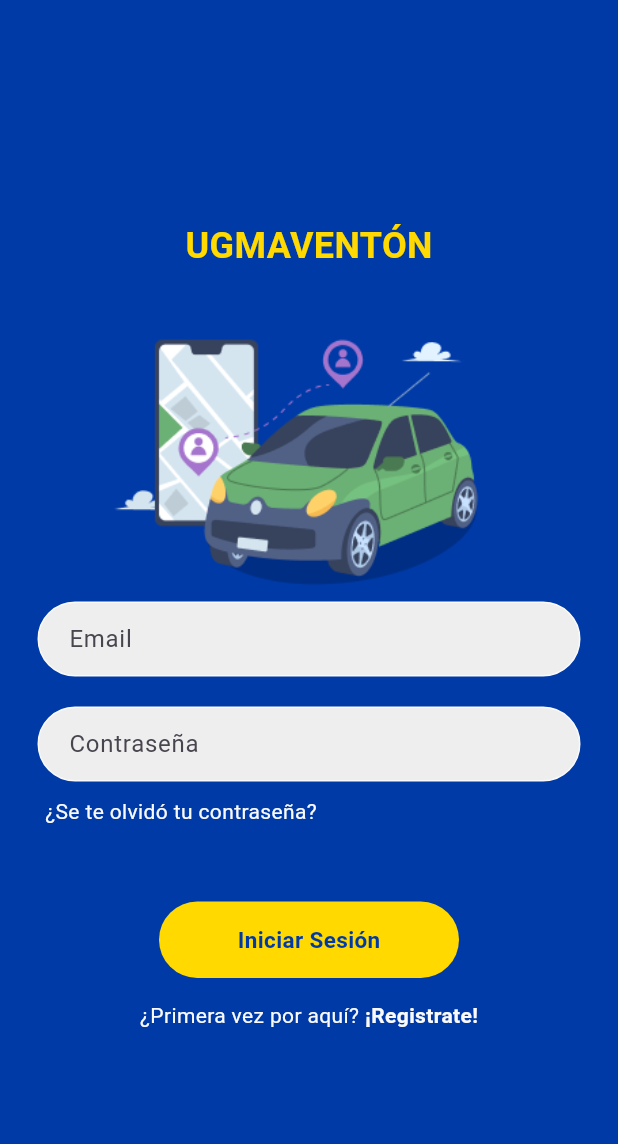
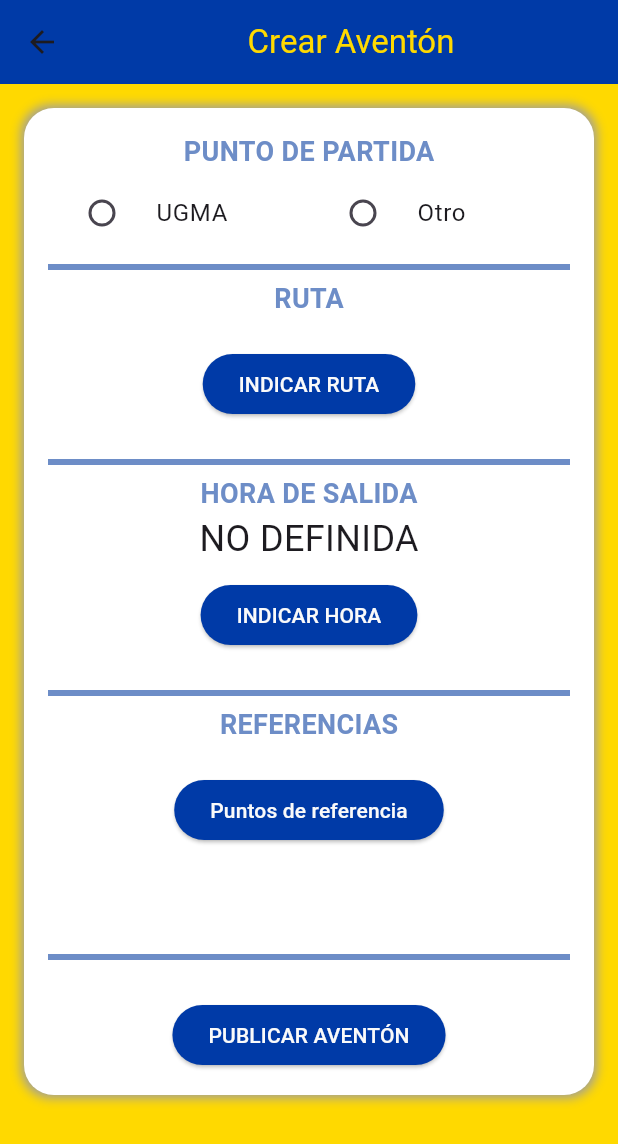
Before and after one commit to JoseL2119/ugmaventon-, a Flutter app: the screen it shows after launch, on a phone screen of 412 x 824 dp. Shown: the top 1144 px of the screen. Run offline on Flutter 3.47's test engine with Material 3 defaults, Android fonts, the phone set to English and light mode, and no system bars; our stand-ins replace cloud_firestore, firebase_auth, firebase_core, flutter_hooks, image_picker; missing offline and left inert: flutter_osm_plugin, pointer_interceptor; accounts and stored records are empty.

Commit message:
Create Travel Page added

```diff
--- /dev/null
+++ b/lib/pages/create_travel.dart
@@ -0,0 +1,308 @@
+import 'package:flutter/material.dart';
+
+
+class CreateTravel extends StatefulWidget {
+  const CreateTravel({Key? key}) : super(key: key);
+
+  @override
+  State<CreateTravel> createState() => _CreateTravelPageState();
+}
+
+class _CreateTravelPageState extends State<CreateTravel> {
+  TimeOfDay? _selectedTime;
+  List<String> _selectedReferences = [];
+
+  void _pickTime() async {
+    final TimeOfDay? picked = await showTimePicker(
+      cancelText: 'Regresar',
+      confirmText: 'Aceptar',
+      context: context,
+      initialTime: TimeOfDay.now(),
+      builder: (BuildContext context, Widget? child) {
+        return Theme(
+          data: ThemeData.light().copyWith(
+            colorScheme: ColorScheme.light(
+              primary: const Color(0xFF6D8DC7), // Color principal del TimePicker (fondo del header)
+              surface: Color(0xFAFAFAFA), // Color del texto del TimePicker (color del texto del header)
+              onPrimary: Color(0xFAFAFAFA), // Color del fondo del selector
+              onSurface: Colors.black, // Color del texto del selector
+            ),
+            dialogBackgroundColor: Colors.white, // Fondo del diálogo
+          ),
+          child: child!,
+        );
+      },
+    );
+    if (picked != null && picked != _selectedTime) {
+      setState(() {
+        _selectedTime = picked;
+      });
+    }
+  }
+
+  void _showReferenceSelection() async {
+    final List<String> references = await showModalBottomSheet(
+      context: context,
+      builder: (BuildContext context) {
+        return ReferenceSelectionWidget(
+          selectedReferences: _selectedReferences,
+        );
+      },
+    );
+
+    if (references != null) {
+      setState(() {
+        _selectedReferences = references;
+      });
+    }
+  }
+
+  @override
+  Widget build(BuildContext context) {
+    return Scaffold(
+      resizeToAvoidBottomInset: true,
+      backgroundColor: const Color(0xFFFFD900),
+      appBar: AppBar(
+        title: const Center(
+          child: Text("Crear Aventón", style: TextStyle(color: Color(0xFFFFD900))),
+        ),
+        backgroundColor: const Color(0xFF003AA7),
+      ),
+      body: SingleChildScrollView(
+        padding: const EdgeInsets.all(16.0),
+        child: Column(
+          crossAxisAlignment: CrossAxisAlignment.start,
+          children: [
+            Container(
+              padding: const EdgeInsets.all(16.0),
+              decoration: BoxDecoration(
+                color: Colors.white,
+                borderRadius: BorderRadius.circular(20.0),
+                boxShadow: const [
+                  BoxShadow(color: Colors.grey, blurRadius: 5.0, spreadRadius: 2.0)
+                ],
+              ),
+              child: Column(
+                crossAxisAlignment: CrossAxisAlignment.center,
+                children: <Widget>[
+                  Text(
+                    'PUNTO DE PARTIDA',
+                    style: TextStyle(fontSize: 18, fontWeight: FontWeight.bold, color: const Color(0xFF6D8DC7)),
+                  ),
+
+                  Row(
+                    children: [
+                      Expanded(
+                        child: RadioListTile(
+                          title: Text('UGMA'),
+                          value: 'ugma',
+                          groupValue: 'puntoPartida',
+                          onChanged: (value) {},
+                        ),
+                      ),
+                      Expanded(
+                        child: RadioListTile(
+                          title: Text('Otro'),
+                          value: 'otro',
+                          groupValue: 'puntoPartida',
+                          onChanged: (value) {},
+                        ),
+                      ),
+                    ],
+                  ),
+
+                  Divider(
+                    color: const Color(0xFF6D8DC7),
+                    thickness: 4,
+                    indent: 0,
+                    endIndent: 0,
+                  ),
+
+                  Text(
+                    'RUTA',
+                    style: TextStyle(fontSize: 18, fontWeight: FontWeight.bold, color: const Color(0xFF6D8DC7)),
+                  ),
+
+                  SizedBox(height: 20),
+
+
+
+
+
+
+
+                  ElevatedButton(
+                    onPressed: () {},
+                    style: ElevatedButton.styleFrom(
+                      foregroundColor: const Color(0xFFFAFAFA), // Color del texto
+                      backgroundColor: const Color(0xFF003AA7), // Color de fondo
+                      disabledBackgroundColor: const Color(0xFF6D8DC7),
+                    ),
+                    child: Text('INDICAR RUTA'),
+                  ),
+
+                  SizedBox(height: 20),
+
+                  Divider(
+                    color: const Color(0xFF6D8DC7),
+                    thickness: 4,
+                    indent: 0,
+                    endIndent: 0,
+                  ),
+
+                  Text(
+                    'HORA DE SALIDA',
+                    style: TextStyle(fontSize: 18, fontWeight: FontWeight.bold, color: const Color(0xFF6D8DC7)),
+                  ),
+
+                  Text(
+                    _selectedTime != null
+                        ? '${_selectedTime!.format(context)}'
+                        : 'NO DEFINIDA',
+                    style: TextStyle(fontSize: 24),
+                  ),
+
+                  SizedBox(height: 10),
+
+                  ElevatedButton(
+                    onPressed: _pickTime,
+                    style: ElevatedButton.styleFrom(
+                      foregroundColor: const Color(0xFFFAFAFA), // Color del texto
+                      backgroundColor: const Color(0xFF003AA7), // Color de fondo
+                      disabledBackgroundColor: const Color(0xFF6D8DC7),
+                    ),
+                    child: Text('INDICAR HORA'),
+                  ),
+
+                  SizedBox(height: 20),
+
+                  Divider(
+                    color: const Color(0xFF6D8DC7),
+                    thickness: 4,
+                    indent: 0,
+                    endIndent: 0,
+                  ),
+
+                  Text(
+                    'REFERENCIAS',
+                    style: TextStyle(fontSize: 18, fontWeight: FontWeight.bold, color: const Color(0xFF6D8DC7)),
+                  ),
+
+                  SizedBox(height: 20),
+
+                  ElevatedButton(
+                    onPressed: _showReferenceSelection,
+                    style: ElevatedButton.styleFrom(
+                      foregroundColor: const Color(0xFFFAFAFA), // Color del texto
+                      backgroundColor: const Color(0xFF003AA7), // Color de fondo
+                      disabledBackgroundColor: const Color(0xFF6D8DC7),
+                    ),
+                    child: Text('Puntos de referencia'),
+                  ),
+
+                  SizedBox(height: 20),
+
+                  Text(
+                    '${_selectedReferences.join(', ')}',
+                    style: TextStyle(fontSize: 18),
+                  ),
+
+                  SizedBox(height: 20),
+
+                  Divider(
+                    color: const Color(0xFF6D8DC7),
+                    thickness: 4,
+                    indent: 0,
+                    endIndent: 0,
+                  ),
+
+                  SizedBox(height: 20),
+
+                  ElevatedButton(
+                    onPressed: () {},
+                    style: ElevatedButton.styleFrom(
+                      foregroundColor: const Color(0xFFFAFAFA), // Color del texto
+                      backgroundColor: const Color(0xFF003AA7), // Color de fondo
+                      disabledBackgroundColor: const Color(0xFF6D8DC7),
+                    ),
+                    child: Text('PUBLICAR AVENTÓN'),
+                  ),
+                ],
+              ),
+            ),
+            const SizedBox(height: 20),
+            // Botón "Continuar"
+          ],
+        ),
+      ),
+    );
+  }
+}
+
+class ReferenceSelectionWidget extends StatefulWidget {
+  final List<String> selectedReferences;
+
+  ReferenceSelectionWidget({required this.selectedReferences});
+
+  @override
+  _ReferenceSelectionWidgetState createState() => _ReferenceSelectionWidgetState();
+}
+
+class _ReferenceSelectionWidgetState extends State<ReferenceSelectionWidget> {
+  List<String> _references = ['Altavista', 'San Felix', 'Curagua', 'Otros'];
+  List<String> _tempSelectedReferences = [];
+
+  @override
+  void initState() {
+    super.initState();
+    _tempSelectedReferences = List.from(widget.selectedReferences);
+  }
+
+  @override
+  Widget build(BuildContext context) {
+    return Container(
+      padding: EdgeInsets.all(16),
+      child: Column(
+        mainAxisSize: MainAxisSize.min,
+        children: <Widget>[
+          Text(
+            'Seleccionar Referencias',
+            style: TextStyle(fontSize: 18, fontWeight: FontWeight.bold),
+          ),
+          SizedBox(height: 10),
+          ListView.builder(
+            shrinkWrap: true,
+            itemCount: _references.length,
+            itemBuilder: (BuildContext context, int index) {
+              final reference = _references[index];
+              final isSelected = _tempSelectedReferences.contains(reference);
+              return CheckboxListTile(
+                title: Text(reference),
+                value: isSelected,
+                onChanged: (bool? value) {
+                  setState(() {
+                    if (value == true) {
+                      _tempSelectedReferences.add(reference);
+                    } else {
+                      _tempSelectedReferences.remove(reference);
+                    }
+                  });
+                },
+              );
+            },
+          ),
+          SizedBox(height: 10),
+          ElevatedButton(
+            onPressed: () {
+              Navigator.pop(context, _tempSelectedReferences);
+            },
+            style: ElevatedButton.styleFrom(
+              foregroundColor: const Color(0xFFFAFAFA), // Color del texto
+              backgroundColor: const Color(0xFF003AA7), // Color de fondo
+              disabledBackgroundColor: const Color(0xFF6D8DC7),
+            ),
+            child: Text('Guardar'),
+          ),
+        ],
+      ),
+    );}}
--- a/lib/pages/register_page.dart
+++ b/lib/pages/register_page.dart
@@ -1,4 +1,6 @@
 import 'package:flutter/material.dart';
+
+
 
 class RegisterPage extends StatefulWidget {
   const RegisterPage({super.key});
--- a/lib/routes/app_routes.dart
+++ b/lib/routes/app_routes.dart
@@ -3,15 +3,21 @@ import 'package:ugmaventon/pages/login_page.dart';
 import '../pages/register_page.dart';
 import '../pages/type_register.dart'; // Importamos la pantalla de selección
 import '../pages/register_passenger.dart'; // Importamos la pantalla de pasajeros
+import '../pages/create_travel.dart'; // Importamos la pantalla de crear aventones
+import '../pages/mapatest.dart'; // testing
+
 import '../Mapa/Mapa.dart'; // Ajusta la ruta según la ubicación real del archivo
 
+
 class AppRoutes {
-  static const initialRoute = '/login';
+  static const initialRoute = '/create_travel';
 
   static Route<dynamic> onGenerateRoute(RouteSettings settings) {
     switch (settings.name) {
       case '/login':
         return MaterialPageRoute(builder: (context) => const LoginPage());
+      case '/create_travel':
+        return MaterialPageRoute(builder: (context) => const CreateTravel());
       case '/register':
         return MaterialPageRoute(builder: (context) => const RegisterPage());
       case '/type_register':
@@ -22,6 +28,10 @@ class AppRoutes {
             builder: (context) => const RegisterPassengerPage());
       case '/mainMapa':
         return MaterialPageRoute(builder: (context) => const MyApp_Mapa());
+
+      case '/mapatest':
+        return MaterialPageRoute(builder: (context) => const MainPageExample());
+
       default:
         return MaterialPageRoute(
           builder: (context) => const Scaffold(
```
Also changed, not shown: lib/pages/mapatest.dart (added, +116 -0 lines), 7 other files.
